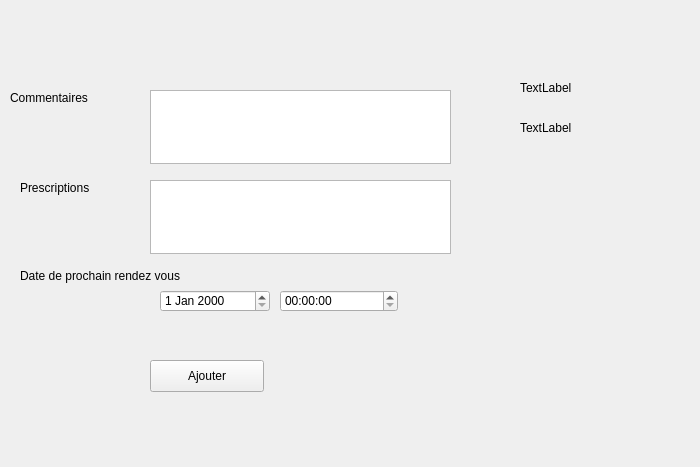
Old version of the form formstate.ui in the repository yassinourkia/EasyCab.
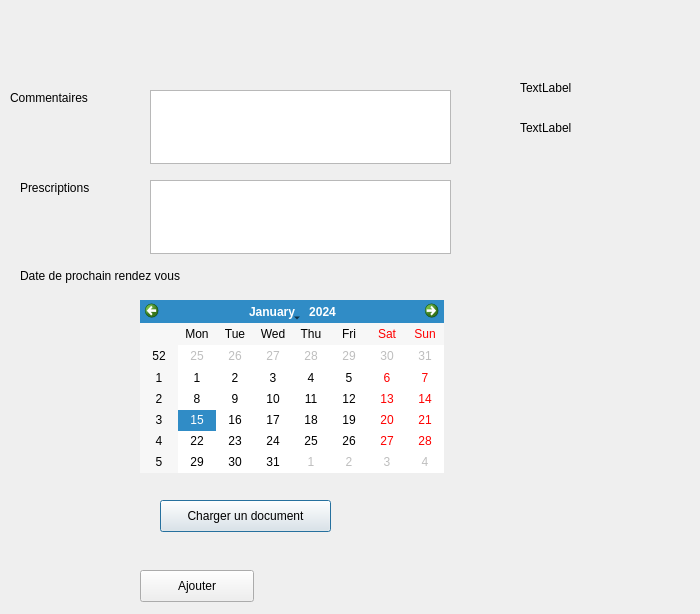
New version of the form.

Diff of the .ui file:
```diff
--- a/formstate.ui
+++ b/formstate.ui
@@ -7,7 +7,7 @@
     <x>0</x>
     <y>0</y>
     <width>700</width>
-    <height>467</height>
+    <height>614</height>
    </rect>
   </property>
   <property name="windowTitle">
@@ -33,26 +33,6 @@
     </rect>
    </property>
   </widget>
-  <widget class="QDateEdit" name="date">
-   <property name="geometry">
-    <rect>
-     <x>160</x>
-     <y>290</y>
-     <width>110</width>
-     <height>22</height>
-    </rect>
-   </property>
-  </widget>
-  <widget class="QTimeEdit" name="time">
-   <property name="geometry">
-    <rect>
-     <x>280</x>
-     <y>290</y>
-     <width>118</width>
-     <height>22</height>
-    </rect>
-   </property>
-  </widget>
   <widget class="QLabel" name="label">
    <property name="geometry">
     <rect>
@@ -95,8 +75,8 @@
   <widget class="QPushButton" name="add">
    <property name="geometry">
     <rect>
-     <x>150</x>
-     <y>360</y>
+     <x>140</x>
+     <y>570</y>
      <width>114</width>
      <height>32</height>
     </rect>
@@ -150,6 +130,44 @@
     <string/>
    </property>
   </widget>
+  <widget class="QPushButton" name="charge">
+   <property name="geometry">
+    <rect>
+     <x>160</x>
+     <y>500</y>
+     <width>171</width>
+     <height>32</height>
+    </rect>
+   </property>
+   <property name="autoFillBackground">
+    <bool>false</bool>
+   </property>
+   <property name="text">
+    <string>Charger un document</string>
+   </property>
+   <property name="autoDefault">
+    <bool>true</bool>
+   </property>
+   <property name="default">
+    <bool>true</bool>
+   </property>
+   <property name="flat">
+    <bool>false</bool>
+   </property>
+  </widget>
+  <widget class="QCalendarWidget" name="date">
+   <property name="geometry">
+    <rect>
+     <x>140</x>
+     <y>300</y>
+     <width>304</width>
+     <height>173</height>
+    </rect>
+   </property>
+   <property name="styleSheet">
+    <string notr="true"/>
+   </property>
+  </widget>
  </widget>
  <resources/>
  <connections/>
```
